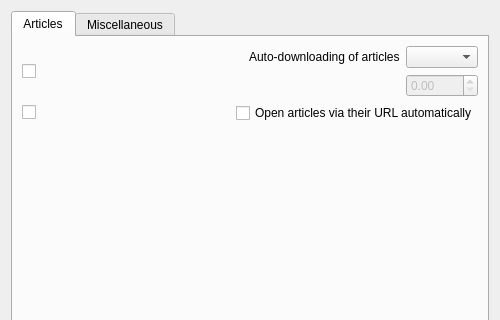
The window that src/librssguard/services/abstract/gui/formfeeddetails.ui (martinrotter/rssguard) describes before a commit, drawn with Qt 5; both pictures show x 0 to 500 and y 0 to 320 of the 500 by 590 pixel window.
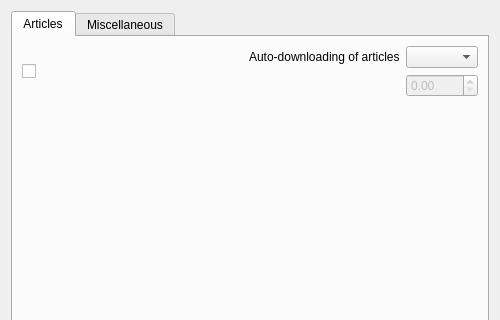
The same window after the commit. Custom widgets are drawn as their Qt base class.

What changed in the file:
```diff
--- a/src/librssguard/services/abstract/gui/formfeeddetails.ui
+++ b/src/librssguard/services/abstract/gui/formfeeddetails.ui
@@ -74,20 +74,6 @@
         </layout>
        </item>
        <item row="1" column="0" colspan="2">
-        <layout class="QHBoxLayout" name="horizontalLayout_4">
-         <item>
-          <widget class="MultiFeedEditCheckBox" name="m_mcbOpenArticlesAutomatically"/>
-         </item>
-         <item>
-          <widget class="QCheckBox" name="m_cbOpenArticlesAutomatically">
-           <property name="text">
-            <string>Open articles via their URL automatically</string>
-           </property>
-          </widget>
-         </item>
-        </layout>
-       </item>
-       <item row="2" column="0" colspan="2">
         <widget class="ArticleAmountControl" name="m_wdgArticleLimiting" native="true"/>
        </item>
       </layout>
```
Left out of the diff: 2 changed lines with no effect on the pictures.
